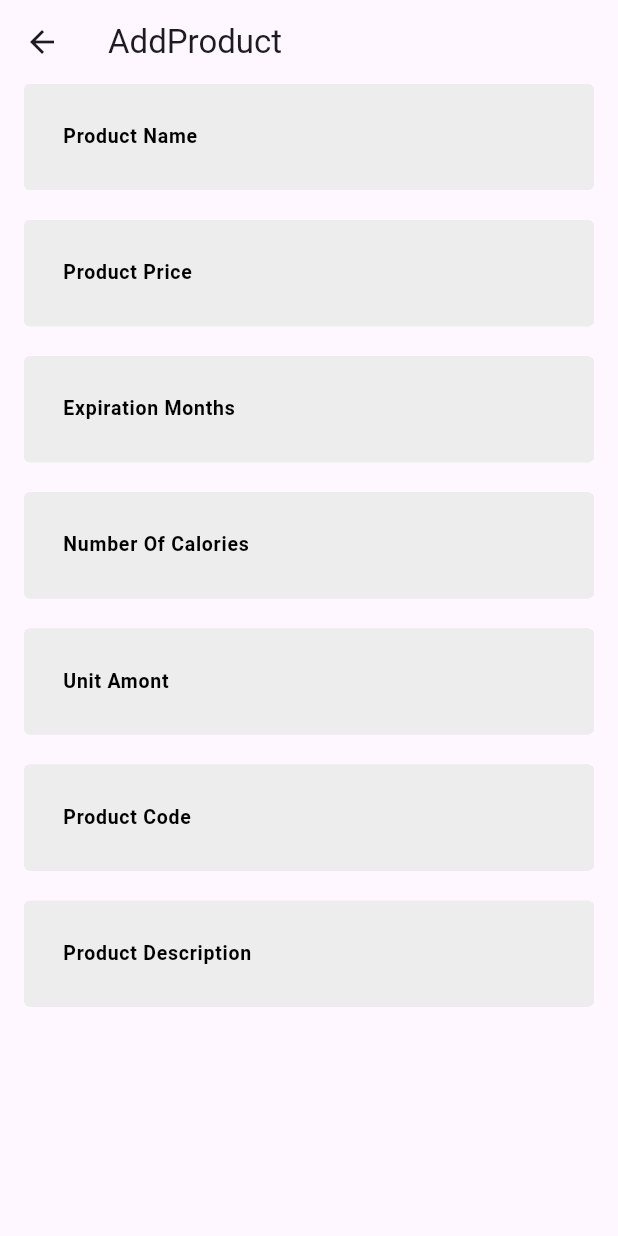
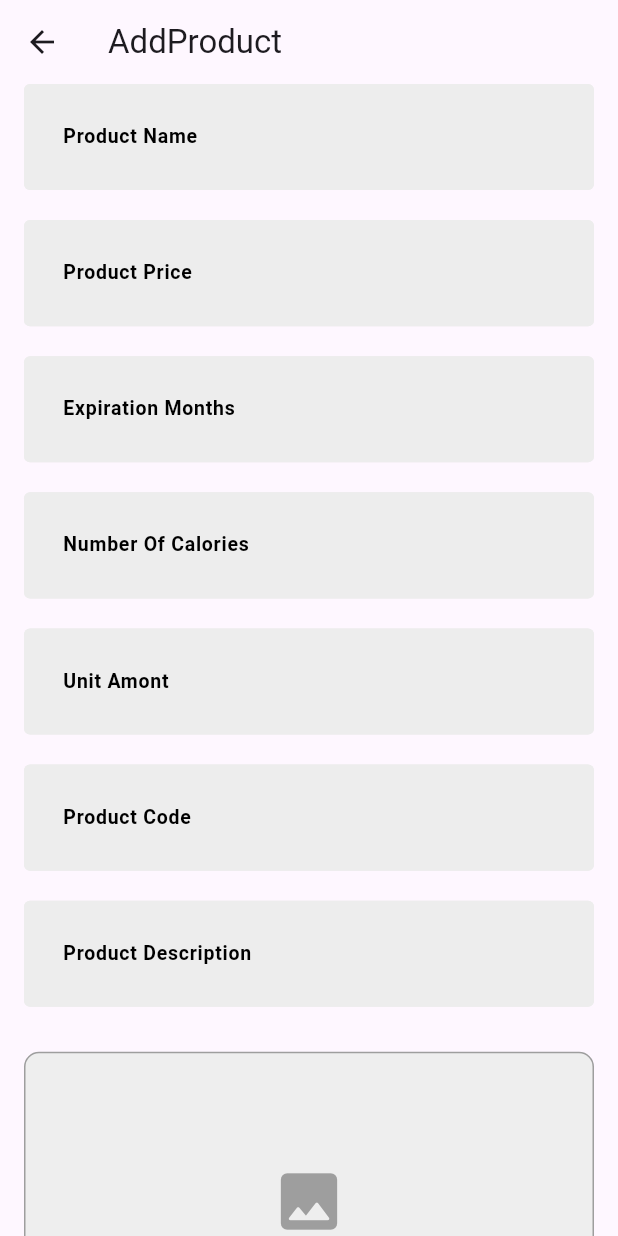
Before and after one commit to He9sham/Fruit-HUB-dashboard, a Flutter app: the AddProduct screen opened by its route, on a phone screen of 412 x 824 dp. Run offline on Flutter 3.47's test engine with Material 3 defaults, Android fonts, the phone set to English and light mode, and no system bars; our stand-ins replace firebase_core, flutter_screenutil, google_fonts; accounts and stored records are empty; Roboto replaces fonts that are missing (Cairo).

Commit message:
add image field

```diff
--- a/lib/features/add_product/view/add_product.dart
+++ b/lib/features/add_product/view/add_product.dart
@@ -1,6 +1,8 @@
 import 'dart:io';
+
 import 'package:commerce_hub_dashboard/core/theming/colors.dart';
 import 'package:commerce_hub_dashboard/core/widgets/app_text_form_field.dart';
+import 'package:commerce_hub_dashboard/features/add_product/view/widgets/image_field.dart';
 import 'package:flutter/material.dart';
 
 class AddProduct extends StatefulWidget {
@@ -14,7 +16,7 @@ class _AddProductState extends State<AddProduct> {
   final GlobalKey<FormState> _formKey = GlobalKey<FormState>();
   AutovalidateMode autovalidateMode = AutovalidateMode.disabled;
 
-   late String name, code, description;
+  late String name, code, description;
   late num price, expirationMonths, numberOfCalories, unitAmount;
   File? image;
   bool isFeatured = false;
@@ -136,6 +138,9 @@ class _AddProductState extends State<AddProduct> {
                       }
                     },
                     backgroundColor: ColorsManager.lighterGray),
+                const SizedBox(height: 30),
+                ImageField(),
+                const SizedBox(height: 50),
               ],
             ),
           ),
--- /dev/null
+++ b/lib/features/add_product/view/widgets/image_field.dart
@@ -0,0 +1,25 @@
+import 'package:flutter/material.dart';
+
+class ImageField extends StatelessWidget {
+  const ImageField({super.key});
+
+  @override
+  Widget build(BuildContext context) {
+    return Container(
+      height: 200,
+      width: double.infinity,
+      decoration: BoxDecoration(
+        border: Border.all(color: Colors.grey),
+        color: Colors.grey[200],
+        borderRadius: BorderRadius.circular(10),
+      ),
+      child: Center(
+        child: Icon(
+          Icons.image_rounded,
+          size: 50,
+          color: Colors.grey,
+        ),
+      ),
+    );
+  }
+}
```
